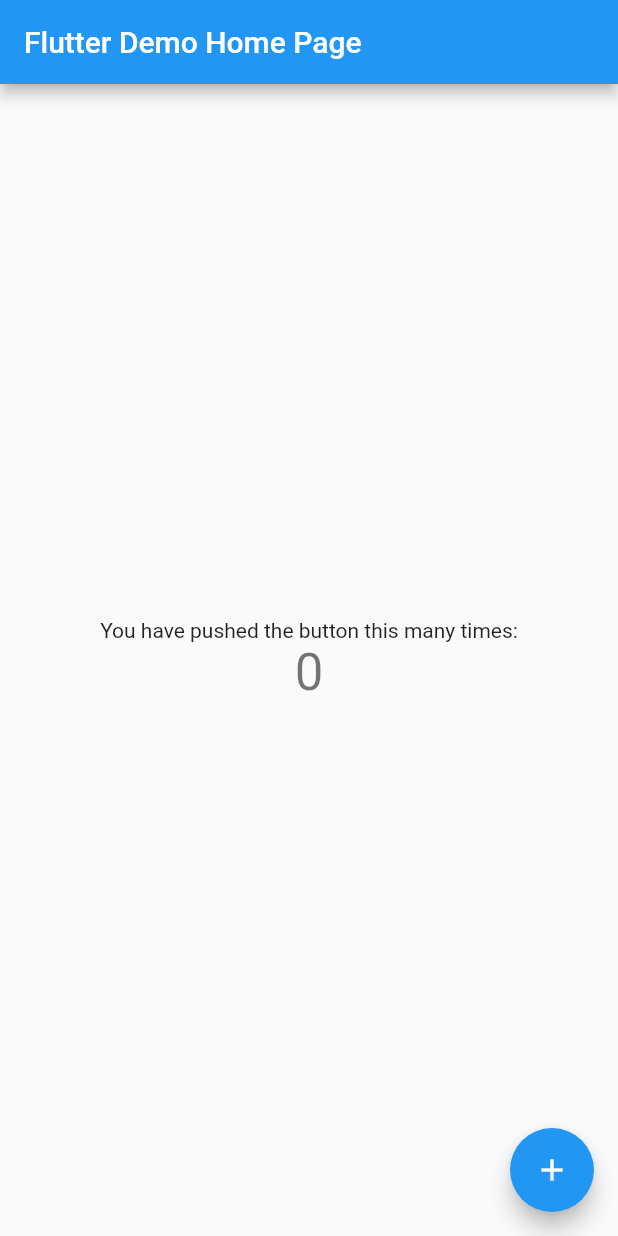
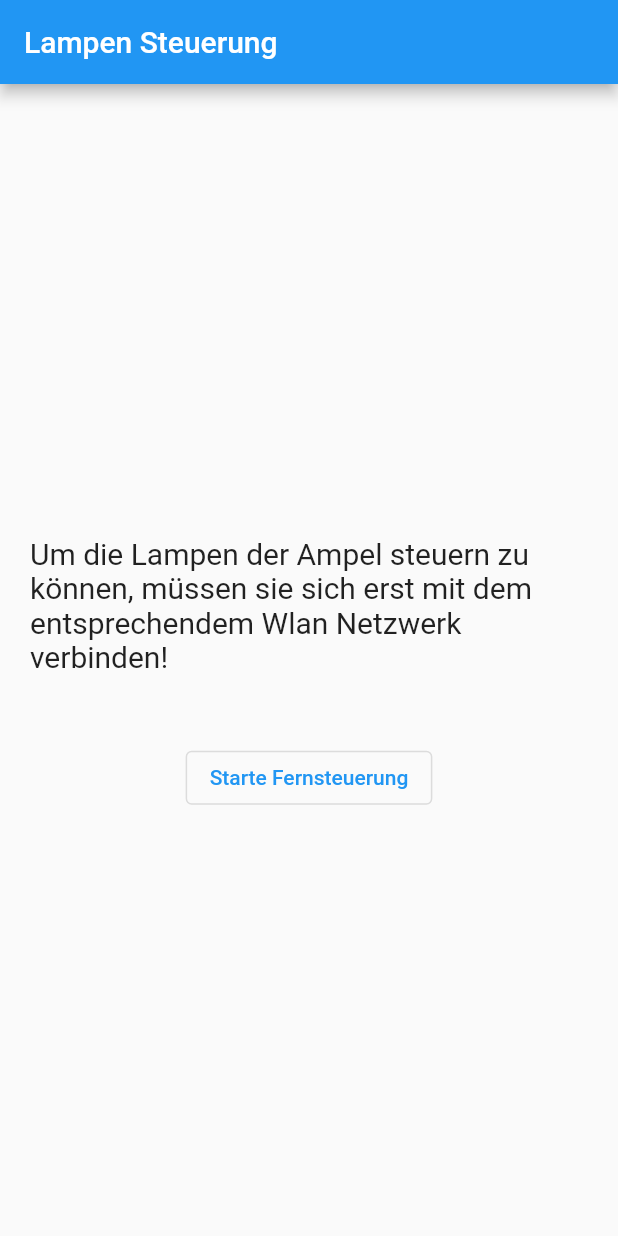
Before and after one commit to MagDeg/ampelSteuerung, a Flutter app: the screen it shows after launch, on a phone screen of 412 x 824 dp. Run offline on Flutter 3.47's test engine with Material 2 defaults, Android fonts, the phone set to English and light mode, and no system bars.

Commit message:
added fist structure auf app/layout

```diff
--- a/lib/main.dart
+++ b/lib/main.dart
@@ -1,115 +1,52 @@
 import 'package:flutter/material.dart';
 
+import 'control_page.dart';
+
 void main() {
-  runApp(const MyApp());
+  runApp(MaterialApp(home: MainScreen()));
 }
 
-class MyApp extends StatelessWidget {
-  const MyApp({super.key});
 
-  // This widget is the root of your application.
+
+class MainScreen extends StatefulWidget {
+  const MainScreen({Key? key}) : super(key: key);
+
+  @override
+  State<MainScreen> createState() => _MainScreenState();
+}
+
+class _MainScreenState extends State<MainScreen> {
   @override
   Widget build(BuildContext context) {
-    return MaterialApp(
-      title: 'Flutter Demo',
-      theme: ThemeData(
-        // This is the theme of your application.
-        //
-        // Try running your application with "flutter run". You'll see the
-        // application has a blue toolbar. Then, without quitting the app, try
-        // changing the primarySwatch below to Colors.green and then invoke
-        // "hot reload" (press "r" in the console where you ran "flutter run",
-        // or simply save your changes to "hot reload" in a Flutter IDE).
-        // Notice that the counter didn't reset back to zero; the application
-        // is not restarted.
-        primarySwatch: Colors.blue,
+    return SafeArea(
+      child: Scaffold(
+        appBar: AppBar(
+          title: Text("Lampen Steuerung"),
+        ),
+        body: Column(
+          mainAxisAlignment: MainAxisAlignment.center,
+          crossAxisAlignment: CrossAxisAlignment.center,
+          children: [
+            Align(alignment: Alignment.center, child: Container(padding: EdgeInsets.all(20.0), child: Text("Um die Lampen der Ampel steuern zu können, müssen sie sich erst mit dem entsprechendem Wlan Netzwerk verbinden!", style: TextStyle(fontSize: 20.0),))),
+            SizedBox(height: 25.0),
+            //TODO: implememt state: if connected or not
+
+            OutlinedButton(
+
+                style: ButtonStyle(
+                ),
+                child: Text("Starte Fernsteuerung"),
+                onPressed: () {
+                  Navigator.pop(context);
+                  Navigator.push(context, MaterialPageRoute(builder: (context) => ControlPage()));
+
+                }
+
+            )
+
+          ]
+        )
       ),
-      home: const MyHomePage(title: 'Flutter Demo Home Page'),
     );
   }
 }
-
-class MyHomePage extends StatefulWidget {
-  const MyHomePage({super.key, required this.title});
-
-  // This widget is the home page of your application. It is stateful, meaning
-  // that it has a State object (defined below) that contains fields that affect
-  // how it looks.
-
-  // This class is the configuration for the state. It holds the values (in this
-  // case the title) provided by the parent (in this case the App widget) and
-  // used by the build method of the State. Fields in a Widget subclass are
-  // always marked "final".
-
-  final String title;
-
-  @override
-  State<MyHomePage> createState() => _MyHomePageState();
-}
-
-class _MyHomePageState extends State<MyHomePage> {
-  int _counter = 0;
-
-  void _incrementCounter() {
-    setState(() {
-      // This call to setState tells the Flutter framework that something has
-      // changed in this State, which causes it to rerun the build method below
-      // so that the display can reflect the updated values. If we changed
-      // _counter without calling setState(), then the build method would not be
-      // called again, and so nothing would appear to happen.
-      _counter++;
-    });
-  }
-
-  @override
-  Widget build(BuildContext context) {
-    // This method is rerun every time setState is called, for instance as done
-    // by the _incrementCounter method above.
-    //
-    // The Flutter framework has been optimized to make rerunning build methods
-    // fast, so that you can just rebuild anything that needs updating rather
-    // than having to individually change instances of widgets.
-    return Scaffold(
-      appBar: AppBar(
-        // Here we take the value from the MyHomePage object that was created by
-        // the App.build method, and use it to set our appbar title.
-        title: Text(widget.title),
-      ),
-      body: Center(
-        // Center is a layout widget. It takes a single child and positions it
-        // in the middle of the parent.
-        child: Column(
-          // Column is also a layout widget. It takes a list of children and
-          // arranges them vertically. By default, it sizes itself to fit its
-          // children horizontally, and tries to be as tall as its parent.
-          //
-          // Invoke "debug painting" (press "p" in the console, choose the
-          // "Toggle Debug Paint" action from the Flutter Inspector in Android
-          // Studio, or the "Toggle Debug Paint" command in Visual Studio Code)
-          // to see the wireframe for each widget.
-          //
-          // Column has various properties to control how it sizes itself and
-          // how it positions its children. Here we use mainAxisAlignment to
-          // center the children vertically; the main axis here is the vertical
-          // axis because Columns are vertical (the cross axis would be
-          // horizontal).
-          mainAxisAlignment: MainAxisAlignment.center,
-          children: <Widget>[
-            const Text(
-              'You have pushed the button this many times:',
-            ),
-            Text(
-              '$_counter',
-              style: Theme.of(context).textTheme.headline4,
-            ),
-          ],
-        ),
-      ),
-      floatingActionButton: FloatingActionButton(
-        onPressed: _incrementCounter,
-        tooltip: 'Increment',
-        child: const Icon(Icons.add),
-      ), // This trailing comma makes auto-formatting nicer for build methods.
-    );
-  }
-}
```
Also changed, not shown: lib/control_page.dart (added, +71 -0 lines), lib/controls/automatic.dart (added, +15 -0 lines), lib/controls/manual.dart (added, +15 -0 lines).
